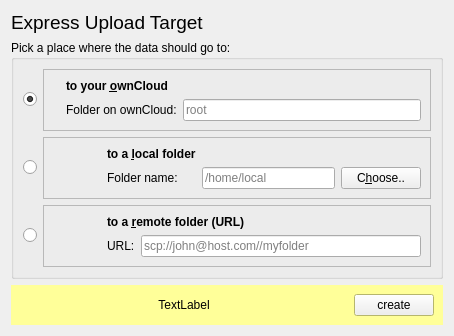
Old version of the form src/mirall/folderwizardtargetpage.ui in the repository nextcloud/desktop.
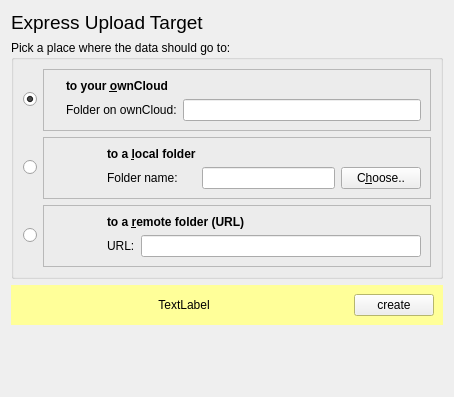
New version of the form. Icons and pictures are not drawn.

```diff
--- a/src/mirall/folderwizardtargetpage.ui
+++ b/src/mirall/folderwizardtargetpage.ui
@@ -7,7 +7,7 @@
     <x>0</x>
     <y>0</y>
     <width>454</width>
-    <height>321</height>
+    <height>397</height>
    </rect>
   </property>
   <property name="windowTitle">
@@ -93,11 +93,7 @@
           </widget>
          </item>
          <item row="1" column="2">
-          <widget class="QLineEdit" name="OCFolderLineEdit">
-           <property name="placeholderText">
-            <string>root</string>
-           </property>
-          </widget>
+          <widget class="QLineEdit" name="OCFolderLineEdit"/>
          </item>
          <item row="0" column="0" rowspan="2">
           <widget class="QLabel" name="label_5">
@@ -167,11 +163,7 @@
           </widget>
          </item>
          <item row="1" column="2">
-          <widget class="QLineEdit" name="localFolder2LineEdit">
-           <property name="placeholderText">
-            <string>/home/local</string>
-           </property>
-          </widget>
+          <widget class="QLineEdit" name="localFolder2LineEdit"/>
          </item>
          <item row="1" column="3">
           <widget class="QPushButton" name="localFolder2ChooseBtn">
@@ -241,11 +233,7 @@
           </widget>
          </item>
          <item row="1" column="2">
-          <widget class="QLineEdit" name="urlFolderLineEdit">
-           <property name="placeholderText">
-            <string>scp://john@host.com//myfolder</string>
-           </property>
-          </widget>
+          <widget class="QLineEdit" name="urlFolderLineEdit"/>
          </item>
         </layout>
        </widget>
```
